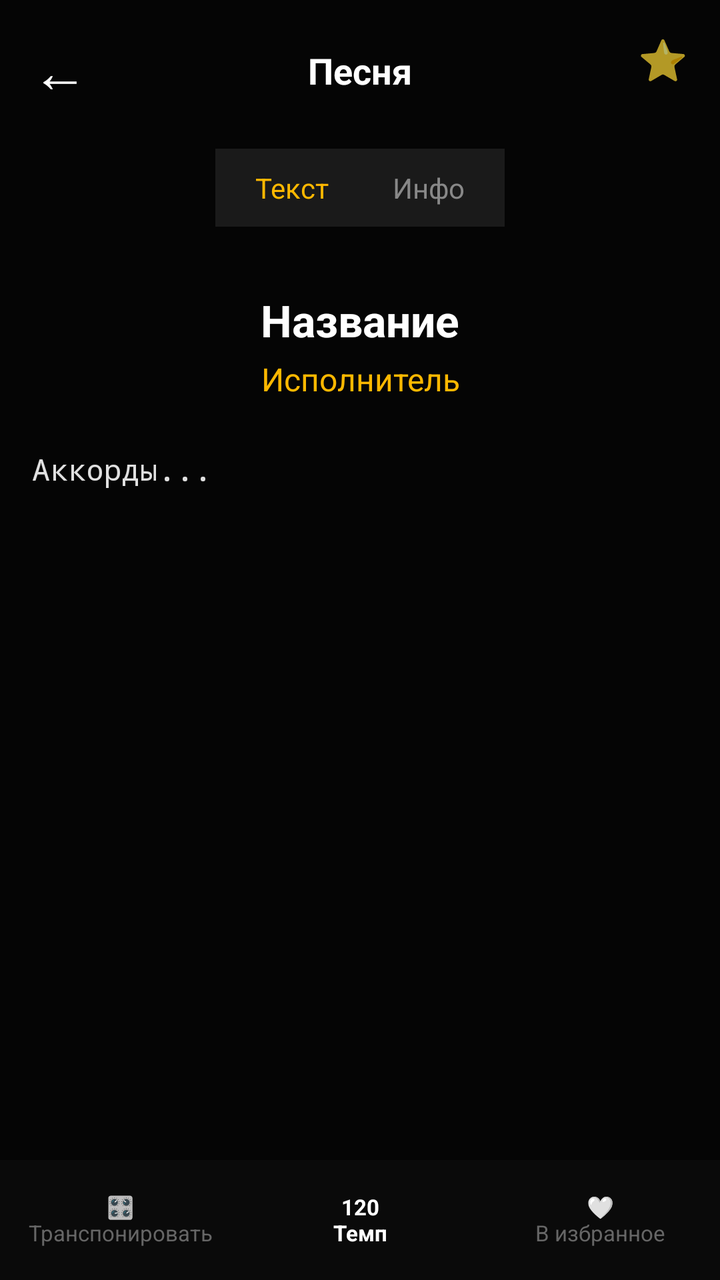
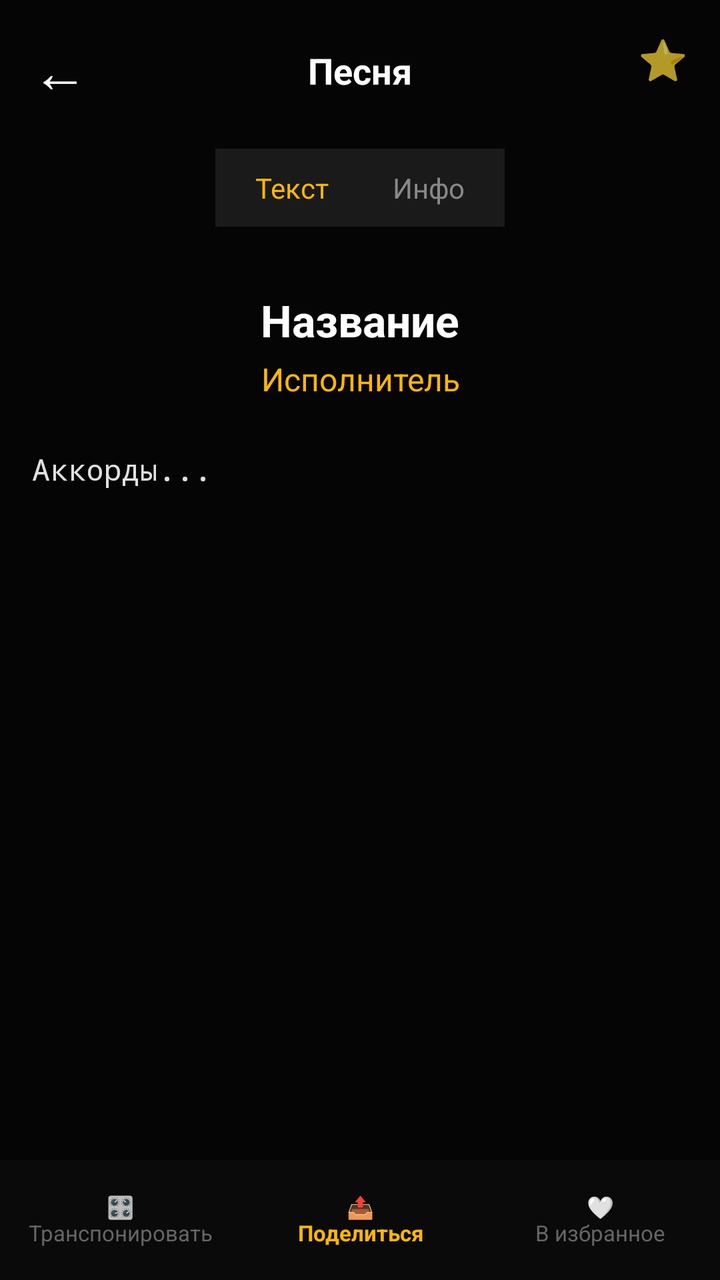

Two renders of the same Android screen: before a commit and after it. Below are the layout's source before the change and the commit's diff.
<!-- AndroidManifest.xml: application theme Theme.AppCompat.NoActionBar -->
<!-- res/layout/activity_song_detail.xml -->
<?xml version="1.0" encoding="utf-8"?>
<RelativeLayout xmlns:android="http://schemas.android.com/apk/res/android"
    android:layout_width="match_parent"
    android:layout_height="match_parent"
    android:background="#050505">

    <LinearLayout android:id="@+id/topBar" android:layout_width="match_parent" android:layout_height="wrap_content" android:orientation="vertical" android:padding="16dp">
        <RelativeLayout android:layout_width="match_parent" android:layout_height="wrap_content">
            <TextView android:id="@+id/btnBackDetail" android:layout_width="wrap_content" android:layout_height="wrap_content" android:text="←" android:textColor="#FFFFFF" android:textSize="28sp"/>
            <TextView android:id="@+id/tvHeaderTitle" android:layout_width="wrap_content" android:layout_height="wrap_content" android:text="Песня" android:textColor="#FFFFFF" android:textSize="18sp" android:textStyle="bold" android:layout_centerInParent="true"/>
            <TextView android:layout_width="wrap_content" android:layout_height="wrap_content" android:text="⭐" android:textSize="20sp" android:layout_alignParentEnd="true"/>
        </RelativeLayout>

        <LinearLayout android:layout_width="wrap_content" android:layout_height="wrap_content" android:orientation="horizontal" android:background="#1A1A1A" android:layout_gravity="center_horizontal" android:layout_marginTop="20dp" android:padding="4dp">
            <TextView android:layout_width="wrap_content" android:layout_height="wrap_content" android:text="Текст" android:textColor="#FFB800" android:paddingLeft="16dp" android:paddingRight="16dp" android:paddingTop="6dp" android:paddingBottom="6dp"/>
            <TextView android:layout_width="wrap_content" android:layout_height="wrap_content" android:text="Инфо" android:textColor="#888888" android:paddingLeft="16dp" android:paddingRight="16dp" android:paddingTop="6dp" android:paddingBottom="6dp"/>
        </LinearLayout>
    </LinearLayout>

    <ScrollView android:layout_width="match_parent" android:layout_height="match_parent" android:layout_below="@id/topBar" android:layout_above="@+id/bottomAction" android:padding="16dp">
        <LinearLayout android:layout_width="match_parent" android:layout_height="wrap_content" android:orientation="vertical">
            <TextView android:id="@+id/tvDetailTitle" android:layout_width="match_parent" android:layout_height="wrap_content" android:text="Название" android:textColor="#FFFFFF" android:textSize="22sp" android:textStyle="bold" android:gravity="center"/>
            <TextView android:id="@+id/tvDetailArtist" android:layout_width="match_parent" android:layout_height="wrap_content" android:text="Исполнитель" android:textColor="#FFB800" android:textSize="16sp" android:gravity="center" android:layout_marginTop="4dp" android:layout_marginBottom="24dp"/>
                
            <TextView android:id="@+id/tvChordsText" android:layout_width="match_parent" android:layout_height="wrap_content" android:textColor="#E0E0E0" android:textSize="15sp" android:fontFamily="monospace" android:lineSpacingExtra="8dp" android:text="Аккорды..." />
        </LinearLayout>
    </ScrollView>

    <LinearLayout android:id="@+id/bottomAction" android:layout_width="match_parent" android:layout_height="60dp" android:layout_alignParentBottom="true" android:background="#0A0A0A" android:orientation="horizontal">
        <TextView style="@style/NavItem" android:text="🎛️&#10;Транспонировать" android:textColor="#666666"/>
        <TextView style="@style/NavItem" android:text="120&#10;Темп" android:textColor="#FFFFFF" android:textStyle="bold"/>
        <TextView style="@style/NavItem" android:text="🤍&#10;В избранное" android:textColor="#666666"/>
    </LinearLayout>
</RelativeLayout>
<!-- resources referenced by this layout -->
<resources>
  <style name="NavItem">
          <item name="android:layout_width">0dp</item>
          <item name="android:layout_height">match_parent</item>
          <item name="android:layout_weight">1</item>
          <item name="android:gravity">center</item>
          <item name="android:textSize">11sp</item>
      </style>
</resources>

<!-- the commit's change to res/layout/activity_song_detail.xml (unified diff, before → after) -->
@@ -26,9 +26,13 @@
         </LinearLayout>
     </ScrollView>
 
+    
     <LinearLayout android:id="@+id/bottomAction" android:layout_width="match_parent" android:layout_height="60dp" android:layout_alignParentBottom="true" android:background="#0A0A0A" android:orientation="horizontal">
         <TextView style="@style/NavItem" android:text="🎛️&#10;Транспонировать" android:textColor="#666666"/>
-        <TextView style="@style/NavItem" android:text="120&#10;Темп" android:textColor="#FFFFFF" android:textStyle="bold"/>
+        
+        
+        <TextView android:id="@+id/btnShare" style="@style/NavItem" android:text="📤&#10;Поделиться" android:textColor="#FFB800" android:textStyle="bold"/>
+        
         <TextView style="@style/NavItem" android:text="🤍&#10;В избранное" android:textColor="#666666"/>
     </LinearLayout>
 </RelativeLayout>
